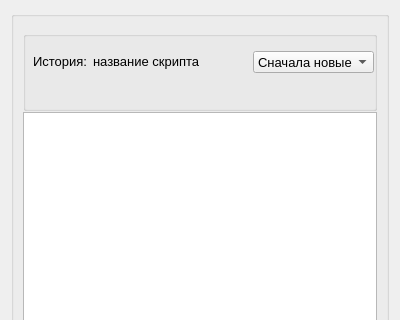
Before: the Qt Designer form GUIproto/historywindow.ui in MicranDIIS/script_storage, drawn with Qt 5; both pictures show x 0 to 400 and y 0 to 320 of the 400 by 650 pixel window.
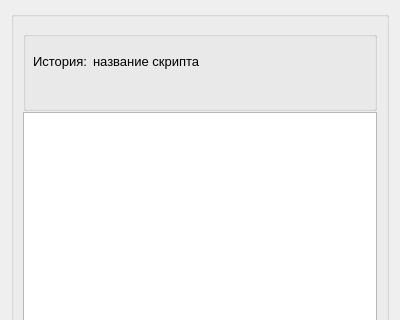
After: the same form once the commit is applied.

Commit message: feat: changed empty commit msgs color to grey

The edit to the form file:
```diff
--- a/GUIproto/historywindow.ui
+++ b/GUIproto/historywindow.ui
@@ -78,26 +78,6 @@
           <string>название скрипта</string>
          </property>
         </widget>
-        <widget class="QComboBox" name="FilterComboBox">
-         <property name="geometry">
-          <rect>
-           <x>230</x>
-           <y>20</y>
-           <width>121</width>
-           <height>22</height>
-          </rect>
-         </property>
-         <item>
-          <property name="text">
-           <string>Сначала новые</string>
-          </property>
-         </item>
-         <item>
-          <property name="text">
-           <string>Сначала старые</string>
-          </property>
-         </item>
-        </widget>
         <widget class="QLabel" name="ScriptNameLabel_2">
          <property name="geometry">
           <rect>
```
The commit also changes 1 other file.
